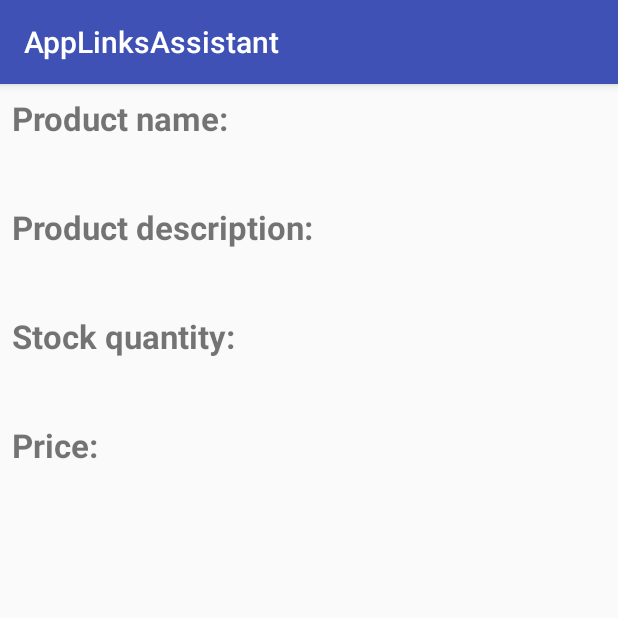
After one commit to kostovtd/AppLinksAssistant, an Android app: the ProductDetailsActivity screen opened directly, with no data from a screen before it, on a phone screen of 412 x 824 dp, the top half of it. The commit adds this screen. Run offline under Robolectric (Android 15) with nearby library versions, the phone set to English and light mode, and no system bars.

Commit message:
Product Details screen included. Product POJO included. New string resources. New dimen resources.

```diff
--- a/app/build.gradle
+++ b/app/build.gradle
@@ -25,6 +25,7 @@ dependencies {
         exclude group: 'com.android.support', module: 'support-annotations'
     })
     compile 'com.android.support:appcompat-v7:25.1.0'
-    compile 'com.android.support.constraint:constraint-layout:1.0.2'
+    compile 'com.android.support:cardview-v7:25.1.0'
+    compile 'com.android.support:recyclerview-v7:25.1.0'
     testCompile 'junit:junit:4.12'
 }
--- a/app/src/main/AndroidManifest.xml
+++ b/app/src/main/AndroidManifest.xml
@@ -16,6 +16,11 @@
                 <category android:name="android.intent.category.LAUNCHER" />
             </intent-filter>
         </activity>
+
+
+        <activity android:name=".ProductDetailsActivity" />
+
+
     </application>
 
 </manifest>
--- /dev/null
+++ b/app/src/main/java/com/kostovtd/applinksassistant/ProductDetailsActivity.java
@@ -0,0 +1,31 @@
+package com.kostovtd.applinksassistant;
+
+
+import android.os.Bundle;
+import android.support.annotation.Nullable;
+import android.support.v7.app.AppCompatActivity;
+import android.widget.TextView;
+
+public class ProductDetailsActivity extends AppCompatActivity {
+
+    private static final String TAG = ProductDetailsActivity.class.getSimpleName();
+
+
+    private TextView textProductName;
+    private TextView textProductDescription;
+    private TextView textProductQuantity;
+    private TextView textProductPrice;
+
+
+    @Override
+    protected void onCreate(@Nullable Bundle savedInstanceState) {
+        super.onCreate(savedInstanceState);
+        setContentView(R.layout.activity_product_details);
+
+        // INITIALIZE VIEWS
+        textProductName = (TextView) findViewById(R.id.text_product_name);
+        textProductDescription = (TextView) findViewById(R.id.text_product_description);
+        textProductQuantity = (TextView) findViewById(R.id.text_quantity);
+        textProductPrice = (TextView) findViewById(R.id.text_price);
+    }
+}
--- /dev/null
+++ b/app/src/main/res/layout/activity_product_details.xml
@@ -0,0 +1,77 @@
+<?xml version="1.0" encoding="utf-8"?>
+<LinearLayout
+    xmlns:android="http://schemas.android.com/apk/res/android"
+    android:orientation="vertical"
+    android:layout_width="match_parent"
+    android:layout_height="match_parent"
+    android:paddingTop="@dimen/default_vertical_padding"
+    android:paddingStart="@dimen/default_horizontal_padding"
+    android:paddingEnd="@dimen/default_horizontal_padding">
+
+    <!-- PRODUCT NAME LABEL-->
+    <TextView
+        android:layout_width="match_parent"
+        android:layout_height="wrap_content"
+        android:textSize="@dimen/large_text_size"
+        android:textStyle="bold"
+        android:text="@string/product_name_label"/>
+
+
+    <!-- PRODUCT NAME VALUE -->
+    <TextView
+        android:id="@+id/text_product_name"
+        android:layout_width="match_parent"
+        android:layout_height="wrap_content"
+        android:layout_marginTop="@dimen/default_vertical_margin"/>
+
+
+    <!-- PRODUCT DESCRIPTION LABEL -->
+    <TextView
+        android:layout_width="match_parent"
+        android:layout_height="wrap_content"
+        android:layout_marginTop="@dimen/large_vertical_margin"
+        android:textSize="@dimen/large_text_size"
+        android:textStyle="bold"
+        android:text="@string/product_description_label"/>
+
+
+    <TextView
+        android:id="@+id/text_product_description"
+        android:layout_width="match_parent"
+        android:layout_height="wrap_content"
+        android:layout_marginTop="@dimen/default_vertical_margin"/>
+
+
+    <!-- STOCK QUANTITY LABEL -->
+    <TextView
+        android:layout_width="match_parent"
+        android:layout_height="wrap_content"
+        android:layout_marginTop="@dimen/large_vertical_margin"
+        android:textSize="@dimen/large_text_size"
+        android:textStyle="bold"
+        android:text="@string/product_stock_quantity_label"/>
+
+    <TextView
+        android:id="@+id/text_quantity"
+        android:layout_width="match_parent"
+        android:layout_height="wrap_content"
+        android:layout_marginTop="@dimen/default_vertical_margin"/>
+
+
+
+    <!-- PRICE LABEL -->
+    <TextView
+        android:layout_width="match_parent"
+        android:layout_height="wrap_content"
+        android:layout_marginTop="@dimen/large_vertical_margin"
+        android:textSize="@dimen/large_text_size"
+        android:textStyle="bold"
+        android:text="@string/product_price_label"/>
+
+    <TextView
+        android:id="@+id/text_price"
+        android:layout_width="match_parent"
+        android:layout_height="wrap_content"
+        android:layout_marginTop="@dimen/default_vertical_margin"/>
+
+</LinearLayout>
--- /dev/null
+++ b/app/src/main/res/values/dimen.xml
@@ -0,0 +1,16 @@
+<?xml version="1.0" encoding="utf-8"?>
+<resources>
+
+    <!-- TEXT SIZE -->
+    <dimen name="large_text_size">22sp</dimen>
+
+
+    <!-- MARGIN -->
+    <dimen name="default_vertical_margin">8dp</dimen>
+    <dimen name="large_vertical_margin">16dp</dimen>
+
+
+    <!-- PADDING -->
+    <dimen name="default_vertical_padding">8dp</dimen>
+    <dimen name="default_horizontal_padding">8dp</dimen>
+</resources>
--- a/app/src/main/res/values/strings.xml
+++ b/app/src/main/res/values/strings.xml
@@ -1,3 +1,8 @@
 <resources>
     <string name="app_name">AppLinksAssistant</string>
+
+    <string name="product_name_label">Product name:</string>
+    <string name="product_description_label">Product description:</string>
+    <string name="product_stock_quantity_label">Stock quantity:</string>
+    <string name="product_price_label">Price:</string>
 </resources>
```
Also changed, not shown: app/src/main/java/com/kostovtd/applinksassistant/MainActivity.java (+10 -0 lines), app/src/main/java/com/kostovtd/applinksassistant/MyApplication.java (added, +60 -0 lines), app/src/main/java/com/kostovtd/applinksassistant/Product.java (added, +63 -0 lines), app/src/main/res/layout/activity_main.xml (+11 -14 lines).
